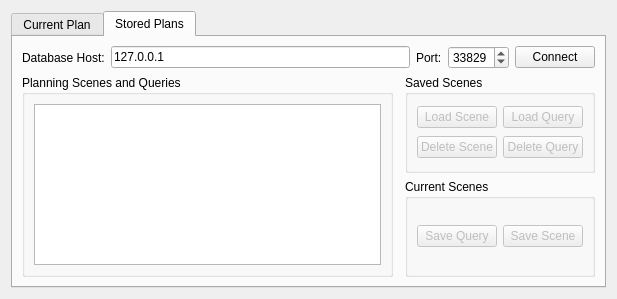
moveit/moveit, file moveit_rviz_plugin/src/ui/moveit_rviz_plugin_frame.ui: the form before one commit.
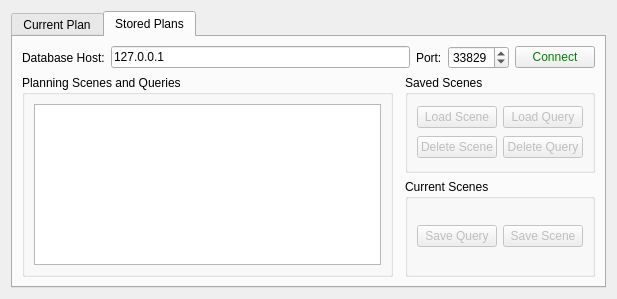
The form after the commit. The open tabs and pages were chosen to show the change.

Commit message: moved qt updates to main loop

```diff
--- a/moveit_rviz_plugin/src/ui/moveit_rviz_plugin_frame.ui
+++ b/moveit_rviz_plugin/src/ui/moveit_rviz_plugin_frame.ui
@@ -169,6 +169,9 @@
          </item>
          <item>
           <widget class="QPushButton" name="database_connect_button">
+           <property name="styleSheet">
+            <string notr="true">color:green</string>
+           </property>
            <property name="text">
             <string>Connect</string>
            </property>
```
Left out of the diff: 2 changed lines with no effect on the pictures. The commit also changes 2 other files.
